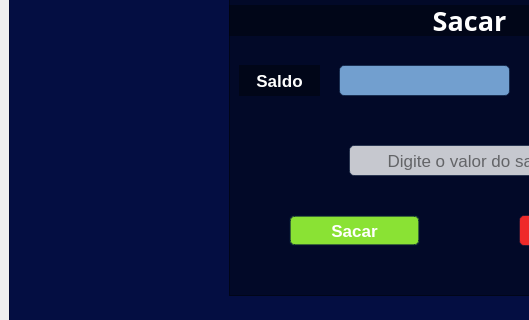
Qt form Telas/tela_saque.ui (David-Marcoss/POO2_Trabalho) before a commit; both pictures show x 0 to 529 and y 184 to 504 of the 900 by 748 pixel window.
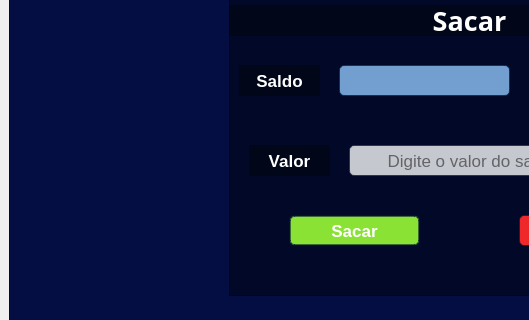
The same form after that commit. Icons and pictures are not drawn.

Commit message: - implementação das telas e funcionalidades do sistema

Patch:
```diff
--- a/Telas/tela_saque.ui
+++ b/Telas/tela_saque.ui
@@ -255,6 +255,29 @@
          <string/>
         </property>
        </widget>
+       <widget class="QLabel" name="label_4">
+        <property name="geometry">
+         <rect>
+          <x>20</x>
+          <y>150</y>
+          <width>81</width>
+          <height>31</height>
+         </rect>
+        </property>
+        <property name="font">
+         <font>
+          <pointsize>13</pointsize>
+          <weight>75</weight>
+          <bold>true</bold>
+         </font>
+        </property>
+        <property name="text">
+         <string>Valor</string>
+        </property>
+        <property name="alignment">
+         <set>Qt::AlignCenter</set>
+        </property>
+       </widget>
       </widget>
      </widget>
     </item>
```
Left out of the diff: 6 changed lines with no effect on the pictures. The commit also changes 32 other files.
